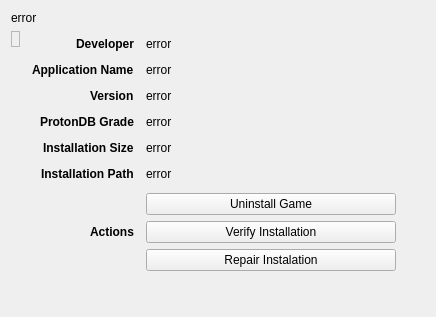
Qt form rare/ui/components/tabs/games/game_info/game_info.ui (RareDevs/Rare) before a commit.
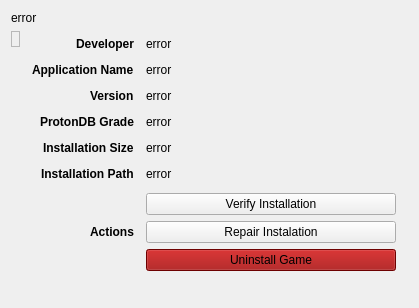
The same form after that commit.

Commit message: While we are here, adjust UninstalledInfo to match GameInfo. Make it easier to unify them in the future.

Diff of the .ui file:
```diff
--- a/rare/ui/components/tabs/games/game_info/game_info.ui
+++ b/rare/ui/components/tabs/games/game_info/game_info.ui
@@ -2,14 +2,6 @@
 <ui version="4.0">
     <class>GameInfo</class>
     <widget class="QWidget" name="GameInfo">
-        <property name="geometry">
-            <rect>
-                <x>0</x>
-                <y>0</y>
-                <width>436</width>
-                <height>317</height>
-            </rect>
-        </property>
         <property name="windowTitle">
             <string>Game Info</string>
         </property>
@@ -134,103 +126,6 @@
                             </property>
                         </spacer>
                     </item>
-                    <item row="6" column="1" alignment="Qt::AlignLeft|Qt::AlignTop">
-                        <widget class="QWidget" name="wg_game_actions" native="true">
-                            <property name="minimumSize">
-                                <size>
-                                    <width>250</width>
-                                    <height>0</height>
-                                </size>
-                            </property>
-                            <layout class="QVBoxLayout" name="layout_game_actions">
-                                <property name="leftMargin">
-                                    <number>0</number>
-                                </property>
-                                <property name="topMargin">
-                                    <number>0</number>
-                                </property>
-                                <property name="rightMargin">
-                                    <number>0</number>
-                                </property>
-                                <property name="bottomMargin">
-                                    <number>0</number>
-                                </property>
-                                <item>
-                                    <widget class="QPushButton" name="uninstall_button">
-                                        <property name="text">
-                                            <string>Uninstall Game</string>
-                                        </property>
-                                    </widget>
-                                </item>
-                                <item>
-                                    <widget class="QStackedWidget" name="verify_widget">
-                                        <property name="currentIndex">
-                                            <number>0</number>
-                                        </property>
-                                        <widget class="QWidget" name="page_verify_button">
-                                            <layout class="QVBoxLayout" name="layout_verify_button">
-                                                <property name="spacing">
-                                                    <number>0</number>
-                                                </property>
-                                                <property name="leftMargin">
-                                                    <number>0</number>
-                                                </property>
-                                                <property name="topMargin">
-                                                    <number>0</number>
-                                                </property>
-                                                <property name="rightMargin">
-                                                    <number>0</number>
-                                                </property>
-                                                <property name="bottomMargin">
-                                                    <number>0</number>
-                                                </property>
-                                                <item>
-                                                    <widget class="QPushButton" name="verify_button">
-                                                        <property name="text">
-                                                            <string>Verify Installation</string>
-                                                        </property>
-                                                    </widget>
-                                                </item>
-                                            </layout>
-                                        </widget>
-                                        <widget class="QWidget" name="page_verify_progress">
-                                            <layout class="QVBoxLayout" name="layout_verify_progress">
-                                                <property name="spacing">
-                                                    <number>0</number>
-                                                </property>
-                                                <property name="leftMargin">
-                                                    <number>0</number>
-                                                </property>
-                                                <property name="topMargin">
-                                                    <number>0</number>
-                                                </property>
-                                                <property name="rightMargin">
-                                                    <number>0</number>
-                                                </property>
-                                                <property name="bottomMargin">
-                                                    <number>0</number>
-                                                </property>
-                                                <item>
-                                                    <widget class="QProgressBar" name="verify_progress">
-                                                        <property name="value">
-                                                            <number>24</number>
-                                                        </property>
-                                                    </widget>
-                                                </item>
-                                            </layout>
-                                        </widget>
-                                    </widget>
-                                </item>
-                                <item>
-                                    <widget class="QPushButton" name="repair_button">
-                                        <property name="text">
-                                            <string>Repair Instalation</string>
-                                        </property>
-                                    </widget>
-                                </item>
-                            </layout>
-                        </widget>
-                    </item>
                     <item row="2" column="0" alignment="Qt::AlignRight">
                         <widget class="QLabel" name="lbl_version">
                             <property name="sizePolicy">
@@ -344,6 +239,125 @@
                             </property>
                         </widget>
                     </item>
+     <item row="6" column="1" alignment="Qt::AlignLeft|Qt::AlignTop">
+      <widget class="QStackedWidget" name="game_actions_stack">
+       <property name="minimumSize">
+        <size>
+         <width>250</width>
+         <height>0</height>
+        </size>
+       </property>
+       <property name="currentIndex">
+        <number>0</number>
+       </property>
+       <widget class="QWidget" name="installed_page" native="true">
+        <layout class="QVBoxLayout" name="installed_layout">
+         <property name="leftMargin">
+          <number>0</number>
+         </property>
+         <property name="topMargin">
+          <number>0</number>
+         </property>
+         <property name="rightMargin">
+          <number>0</number>
+         </property>
+         <property name="bottomMargin">
+          <number>0</number>
+         </property>
+         <item>
+          <widget class="QStackedWidget" name="verify_widget">
+           <property name="currentIndex">
+            <number>0</number>
+           </property>
+           <widget class="QWidget" name="page_verify_button">
+            <layout class="QVBoxLayout" name="layout_verify_button">
+             <property name="spacing">
+              <number>0</number>
+             </property>
+             <property name="leftMargin">
+              <number>0</number>
+             </property>
+             <property name="topMargin">
+              <number>0</number>
+             </property>
+             <property name="rightMargin">
+              <number>0</number>
+             </property>
+             <property name="bottomMargin">
+              <number>0</number>
+             </property>
+             <item>
+              <widget class="QPushButton" name="verify_button">
+               <property name="text">
+                <string>Verify Installation</string>
+               </property>
+              </widget>
+             </item>
+            </layout>
+           </widget>
+           <widget class="QWidget" name="page_verify_progress">
+            <layout class="QVBoxLayout" name="layout_verify_progress">
+             <property name="spacing">
+              <number>0</number>
+             </property>
+             <property name="leftMargin">
+              <number>0</number>
+             </property>
+             <property name="topMargin">
+              <number>0</number>
+             </property>
+             <property name="rightMargin">
+              <number>0</number>
+             </property>
+             <property name="bottomMargin">
+              <number>0</number>
+             </property>
+             <item>
+              <widget class="QProgressBar" name="verify_progress">
+               <property name="value">
+                <number>24</number>
+               </property>
+              </widget>
+             </item>
+            </layout>
+           </widget>
+          </widget>
+         </item>
+         <item>
+          <widget class="QPushButton" name="repair_button">
+           <property name="text">
+            <string>Repair Instalation</string>
+           </property>
+          </widget>
+         </item>
+         <item>
+          <widget class="QPushButton" name="uninstall_button">
+           <property name="styleSheet">
+            <string notr="true">background-color: #900</string>
+           </property>
+           <property name="text">
+            <string>Uninstall Game</string>
+           </property>
+          </widget>
+         </item>
+        </layout>
+       </widget>
+       <widget class="QWidget" name="uninstalled_page">
+        <layout class="QVBoxLayout" name="uninstalled_layout">
+         <item>
+          <widget class="QPushButton" name="install_button">
+           <property name="styleSheet">
+            <string notr="true">background-color: #090</string>
+           </property>
+           <property name="text">
+            <string>Install Game</string>
+           </property>
+          </widget>
+         </item>
+        </layout>
+       </widget>
+      </widget>
+     </item>
                 </layout>
             </item>
             <item row="2" column="0" alignment="Qt::AlignLeft|Qt::AlignTop">
```
Lines whose indentation alone changed are shown as unchanged. The commit also changes 3 other files.
